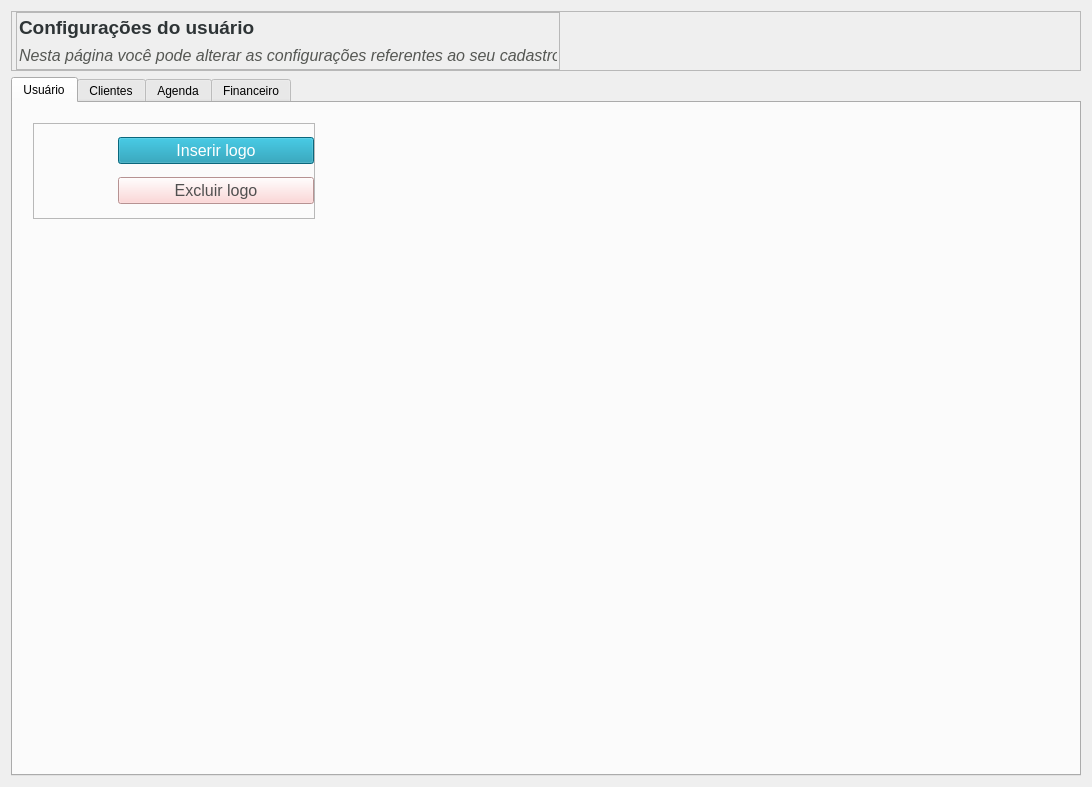
Old version of the form Telas/UI/dashConfig.ui in the repository Nautilidae-project/Nautilus.
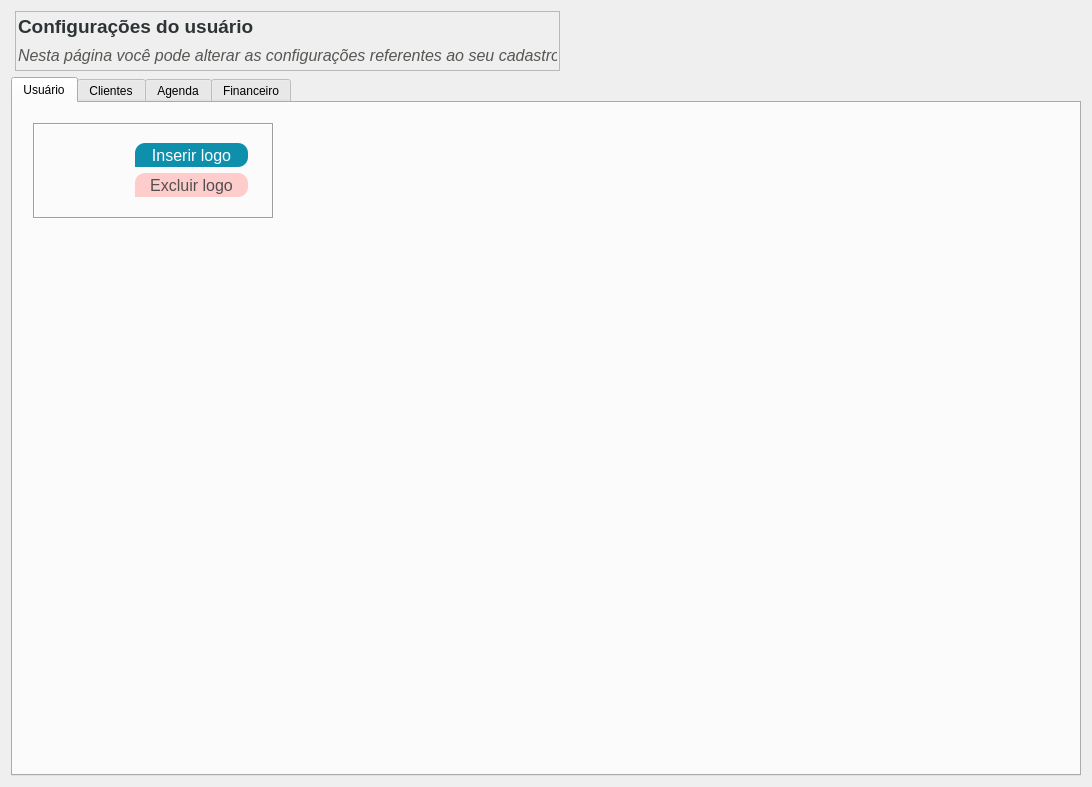
New version of the form.

Commit message: - Criação do daoUsuário; - Ao inserir um novo usuário, a cidade, o bairro e complemento não estavam sendo armazenados; - Implementação melhorada da inserção do logo; - Criação de dois campos na tabela usuario(dataUltAlt e caminhoLogo); - Ao selecionar um logo, seu path é salvo no banco de dados; - Ao excluir o logo, seu path também é excluído no banco de dados; - Exclusão dos métodos CRUD da tabela usuario que estavam no DaoUserConfig; - Ao iniciar o programa, uma instância do usuário ativo fica salva na dashboard (mainDashboard); - Pequenas alterações no Layout.

What changed in the file:
```diff
--- a/Telas/UI/dashConfig.ui
+++ b/Telas/UI/dashConfig.ui
@@ -50,7 +50,7 @@
       </size>
      </property>
      <property name="frameShape">
-      <enum>QFrame::StyledPanel</enum>
+      <enum>QFrame::NoFrame</enum>
      </property>
      <property name="frameShadow">
       <enum>QFrame::Raised</enum>
@@ -159,6 +159,10 @@
 
 #pbInsereImg {
 	background-color: rgb(14, 144, 173);
+	border-top-left-radius: 10px;
+	border-bottom-right-radius: 10px;
+	border-top-right-radius: 10px;
+	border-bottom-left-radius: 0px;	
 	color: white;
 	font-family: Ubuntu;
 	font-size: 12pt;
@@ -173,6 +177,10 @@
 
 #pbExcluiImg {
 	background-color: rgb(255, 204, 204);
+	border-top-left-radius: 10px;
+	border-bottom-right-radius: 10px;
+	border-top-right-radius: 10px;
+	border-bottom-left-radius: 0px;
 	color: rgb(80, 80, 80);
 	font-family: Ubuntu;
 	font-size: 12pt;
@@ -194,15 +202,15 @@
         <rect>
          <x>20</x>
          <y>20</y>
-         <width>282</width>
+         <width>241</width>
          <height>96</height>
         </rect>
        </property>
        <property name="frameShape">
-        <enum>QFrame::StyledPanel</enum>
+        <enum>QFrame::Box</enum>
        </property>
        <property name="frameShadow">
-        <enum>QFrame::Raised</enum>
+        <enum>QFrame::Sunken</enum>
        </property>
        <layout class="QHBoxLayout" name="horizontalLayout_3">
         <property name="spacing">
@@ -297,19 +305,25 @@
             <number>0</number>
            </property>
            <property name="leftMargin">
-            <number>0</number>
+            <number>16</number>
            </property>
            <property name="topMargin">
-            <number>0</number>
+            <number>12</number>
            </property>
            <property name="rightMargin">
-            <number>0</number>
+            <number>24</number>
            </property>
            <property name="bottomMargin">
-            <number>0</number>
+            <number>12</number>
            </property>
            <item>
             <widget class="QPushButton" name="pbInsereImg">
+             <property name="minimumSize">
+              <size>
+               <width>0</width>
+               <height>24</height>
+              </size>
+             </property>
              <property name="text">
               <string>Inserir logo</string>
              </property>
@@ -317,6 +331,12 @@
            </item>
            <item>
             <widget class="QPushButton" name="pbExcluiImg">
+             <property name="minimumSize">
+              <size>
+               <width>0</width>
+               <height>24</height>
+              </size>
+             </property>
              <property name="text">
               <string>Excluir logo</string>
              </property>
```
Left out of the diff: 12 changed lines with no effect on the pictures. The commit also changes 15 other files.
